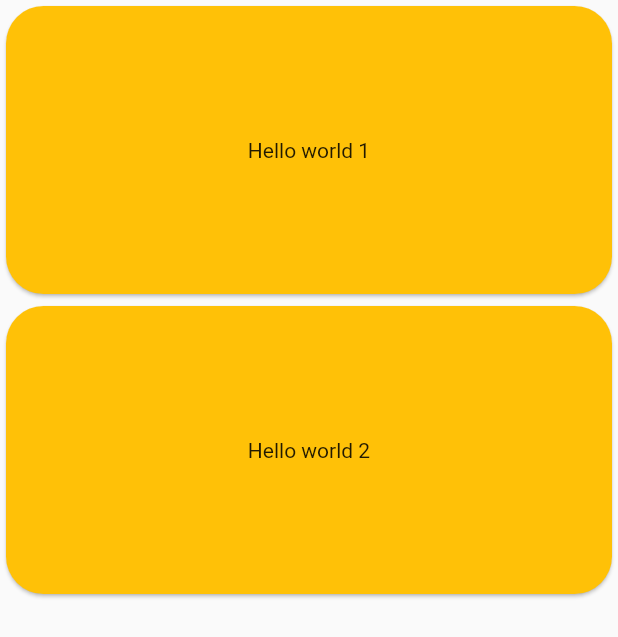
After one commit to bipinaghimire/list-view, a Flutter app: the CardScreen screen opened by its route, on a phone screen of 412 x 824 dp. The commit adds this screen. Shown: the top 637 px of the screen. Run offline on Flutter 3.47's test engine with Material 2 defaults, Android fonts, the phone set to English and light mode, and no system bars.

Commit message:
double tap

```diff
--- a/lib/main.dart
+++ b/lib/main.dart
@@ -1,4 +1,5 @@
 import 'package:flutter/material.dart';
+import 'package:listview_batch30/view/card_screen.dart';
 import 'package:listview_batch30/view/edit_student.dart';
 import 'package:listview_batch30/view/output_view.dart';
 import 'package:listview_batch30/view/student_view.dart';
@@ -12,7 +13,8 @@ void main() {
       routes: {
         '/': (context) => const StudentView(),
         '/outputRoute': (context) => const OutputView(),
-        '/editstudent': (context) => const EditStudent()
+        '/editstudent': (context) => const EditStudent(),
+        '/cardscreen': (context) => const CardScreen()
       },
     ),
   );
--- /dev/null
+++ b/lib/view/card_screen.dart
@@ -0,0 +1,25 @@
+import 'package:flutter/material.dart';
+import 'package:listview_batch30/widgets/card_screen.dart';
+
+class CardScreen extends StatefulWidget {
+  const CardScreen({super.key});
+
+  @override
+  State<CardScreen> createState() => _CardScreenState();
+}
+
+class _CardScreenState extends State<CardScreen> {
+  @override
+  Widget build(BuildContext context) {
+    return Scaffold(
+      body: SafeArea(
+        child: Column(
+          children: [
+            displayCard(context, "Hello world 1"),
+            displayCard(context, "Hello world 2"),
+          ],
+        ),
+      ),
+    );
+  }
+}
--- /dev/null
+++ b/lib/widgets/card_screen.dart
@@ -0,0 +1,26 @@
+import 'package:flutter/material.dart';
+
+Widget displayCard(BuildContext context, String title) {
+  return GestureDetector(
+    onDoubleTap: () {
+      ScaffoldMessenger.of(context).showSnackBar(
+        const SnackBar(
+          content: Text('Clicked'),
+        ),
+      );
+    },
+    child: SizedBox(
+      height: 200,
+      width: double.infinity,
+      child: Card(
+        color: Colors.amber,
+        shape: RoundedRectangleBorder(
+          borderRadius: BorderRadius.circular(25),
+        ),
+        child: Center(
+          child: Text(title),
+        ),
+      ),
+    ),
+  );
+}
```
Also changed, not shown: lib/view/output_view.dart (+8 -1 lines).
